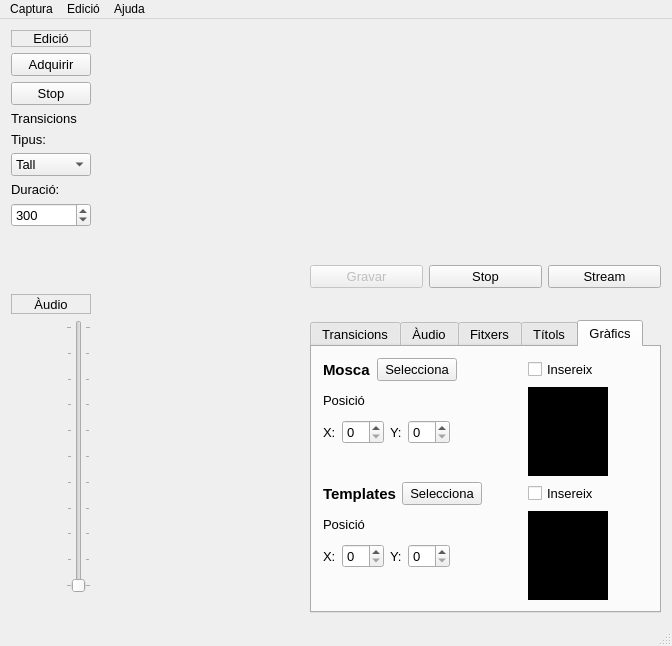
This is mainwindow.ui in acamara/videoview as Qt 5 draws it before an edit. The edited form follows.
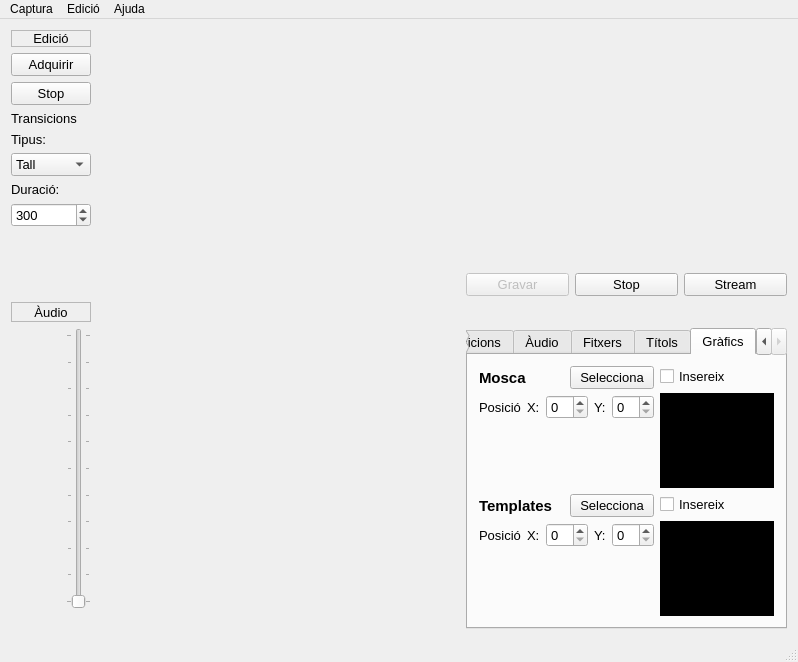
This is the edited form. The open tabs and pages were chosen to show the change. Icons and pictures are not drawn. Custom widgets are drawn as their Qt base class.

Commit message: Fondo negre widgetvideo + tamany tab 'grafics'

What changed in the file:
```diff
--- a/mainwindow.ui
+++ b/mainwindow.ui
@@ -6,8 +6,8 @@
    <rect>
     <x>0</x>
     <y>0</y>
-    <width>672</width>
-    <height>646</height>
+    <width>798</width>
+    <height>662</height>
    </rect>
   </property>
   <property name="windowTitle">
@@ -24,8 +24,8 @@
    <property name="styleSheet">
     <string notr="true"/>
    </property>
-   <layout class="QGridLayout" name="gridLayout_2">
-    <item row="1" column="0">
+   <layout class="QVBoxLayout" name="verticalLayout">
+    <item>
      <layout class="QGridLayout" name="gridLayout">
       <item row="1" column="0">
        <widget class="QLabel" name="label_edicio">
@@ -275,7 +275,7 @@
          </widget>
         </item>
         <item row="0" column="0">
-         <widget class="QVUMeter" name="qvumeter">
+         <widget class="QVUMeter" name="qvumeter" native="true">
           <property name="maximumSize">
            <size>
             <width>50</width>
@@ -288,7 +288,7 @@
           <property name="whatsThis">
            <string>VU Meter</string>
           </property>
-          <property name="maxValue">
+          <property name="maxValue" stdset="0">
            <double>1.000000000000000</double>
           </property>
          </widget>
@@ -370,13 +370,19 @@
         <property name="enabled">
          <bool>true</bool>
         </property>
+        <property name="sizePolicy">
+         <sizepolicy hsizetype="Preferred" vsizetype="Preferred">
+          <horstretch>0</horstretch>
+          <verstretch>0</verstretch>
+         </sizepolicy>
+        </property>
         <property name="font">
          <font>
           <pointsize>10</pointsize>
          </font>
         </property>
         <property name="currentIndex">
-         <number>2</number>
+         <number>4</number>
         </property>
         <widget class="QWidget" name="tab_transicions">
          <attribute name="title">
@@ -546,12 +552,26 @@
          </layout>
         </widget>
         <widget class="QWidget" name="tab_grafics">
+         <property name="sizePolicy">
+          <sizepolicy hsizetype="Maximum" vsizetype="Preferred">
+           <horstretch>0</horstretch>
+           <verstretch>0</verstretch>
+          </sizepolicy>
+         </property>
          <attribute name="title">
           <string>Gràfics</string>
          </attribute>
-         <layout class="QGridLayout" name="gridLayout_6">
-          <item row="2" column="0">
+         <layout class="QGridLayout" name="gridLayout_2">
+          <item row="0" column="0">
+           <layout class="QVBoxLayout" name="mosca">
+            <property name="sizeConstraint">
+             <enum>QLayout::SetFixedSize</enum>
+            </property>
+            <item>
            <layout class="QHBoxLayout" name="horizontalLayout_5">
+              <property name="sizeConstraint">
+               <enum>QLayout::SetFixedSize</enum>
+              </property>
             <item>
              <widget class="QLabel" name="label">
               <property name="font">
@@ -573,119 +593,17 @@
               </property>
              </widget>
             </item>
-            <item>
-             <spacer name="horizontalSpacer_7">
-              <property name="orientation">
-               <enum>Qt::Horizontal</enum>
-              </property>
-              <property name="sizeHint" stdset="0">
-               <size>
-                <width>40</width>
-                <height>20</height>
-               </size>
-              </property>
-             </spacer>
-            </item>
-           </layout>
-          </item>
-          <item row="2" column="4">
-           <widget class="QCheckBox" name="checkBox_insereixlogo">
-            <property name="text">
-             <string>Insereix</string>
-            </property>
-           </widget>
-          </item>
-          <item row="4" column="4" rowspan="3">
-           <widget class="QLabel" name="moscalabel">
-            <property name="minimumSize">
-             <size>
-              <width>80</width>
-              <height>60</height>
-             </size>
-            </property>
-            <property name="styleSheet">
-             <string notr="true">background-color: rgb(0, 0, 0);</string>
-            </property>
-            <property name="text">
-             <string/>
-            </property>
-           </widget>
-          </item>
-          <item row="8" column="0">
-           <layout class="QHBoxLayout" name="horizontalLayout_8">
-            <item>
-             <widget class="QLabel" name="label_2">
-              <property name="font">
-               <font>
-                <pointsize>11</pointsize>
-                <weight>75</weight>
-                <bold>true</bold>
-               </font>
-              </property>
-              <property name="text">
-               <string>Templates</string>
-              </property>
-             </widget>
-            </item>
-            <item>
-             <widget class="QPushButton" name="templatesButton">
-              <property name="text">
-               <string>Selecciona</string>
-              </property>
-             </widget>
-            </item>
-            <item>
-             <spacer name="horizontalSpacer_8">
-              <property name="orientation">
-               <enum>Qt::Horizontal</enum>
-              </property>
-              <property name="sizeHint" stdset="0">
-               <size>
-                <width>40</width>
-                <height>20</height>
-               </size>
-              </property>
-             </spacer>
-            </item>
-           </layout>
-          </item>
-          <item row="8" column="4">
-           <widget class="QCheckBox" name="checkBox_2">
-            <property name="text">
-             <string>Insereix</string>
-            </property>
-           </widget>
-          </item>
-          <item row="9" column="4" rowspan="3">
-           <widget class="QLabel" name="templatelabel">
-            <property name="minimumSize">
-             <size>
-              <width>80</width>
-              <height>60</height>
-             </size>
-            </property>
-            <property name="styleSheet">
-             <string notr="true">background-color: rgb(0, 0, 0);</string>
-            </property>
-            <property name="text">
-             <string/>
-            </property>
-           </widget>
-          </item>
-          <item row="4" column="0" rowspan="2">
-           <layout class="QVBoxLayout" name="verticalLayout">
-            <property name="sizeConstraint">
-             <enum>QLayout::SetFixedSize</enum>
-            </property>
-            <item>
-             <widget class="QLabel" name="label_3">
-              <property name="text">
-               <string>Posició</string>
-              </property>
-             </widget>
+             </layout>
             </item>
             <item>
              <layout class="QHBoxLayout" name="horizontalLayout_3">
+              <item>
+               <widget class="QLabel" name="label_3">
+                <property name="text">
+                 <string>Posició</string>
+                </property>
+               </widget>
+              </item>
               <item>
                <widget class="QLabel" name="label_5">
                 <property name="text">
@@ -720,37 +638,98 @@
                 </property>
                </widget>
               </item>
+             </layout>
+            </item>
               <item>
-               <spacer name="horizontalSpacer_9">
+             <spacer name="verticalSpacer_3">
                 <property name="orientation">
-                 <enum>Qt::Horizontal</enum>
+               <enum>Qt::Vertical</enum>
                 </property>
                 <property name="sizeHint" stdset="0">
                  <size>
-                  <width>40</width>
-                  <height>20</height>
+                <width>20</width>
+                <height>40</height>
                  </size>
                 </property>
                </spacer>
               </item>
              </layout>
             </item>
+          <item row="1" column="1">
+           <layout class="QVBoxLayout" name="templates_preview">
+            <property name="sizeConstraint">
+             <enum>QLayout::SetFixedSize</enum>
+            </property>
+            <item>
+             <widget class="QCheckBox" name="checkBox_2">
+              <property name="text">
+               <string>Insereix</string>
+              </property>
+             </widget>
+            </item>
+            <item>
+             <widget class="QLabel" name="templatelabel">
+              <property name="minimumSize">
+               <size>
+                <width>80</width>
+                <height>60</height>
+               </size>
+              </property>
+              <property name="styleSheet">
+               <string notr="true">background-color: rgb(0, 0, 0);</string>
+              </property>
+              <property name="text">
+               <string/>
+              </property>
+             </widget>
+            </item>
            </layout>
           </item>
-          <item row="9" column="0" rowspan="2">
-           <layout class="QVBoxLayout" name="verticalLayout_2">
+          <item row="1" column="0">
+           <layout class="QVBoxLayout" name="templates">
             <property name="sizeConstraint">
              <enum>QLayout::SetFixedSize</enum>
             </property>
+            <property name="leftMargin">
+             <number>0</number>
+            </property>
             <item>
-             <widget class="QLabel" name="label_4">
+             <layout class="QHBoxLayout" name="horizontalLayout_8">
+              <property name="sizeConstraint">
+               <enum>QLayout::SetFixedSize</enum>
+              </property>
+              <item>
+               <widget class="QLabel" name="label_2">
+                <property name="font">
+                 <font>
+                  <pointsize>11</pointsize>
+                  <weight>75</weight>
+                  <bold>true</bold>
+                 </font>
+                </property>
               <property name="text">
-               <string>Posició</string>
-              </property>
-             </widget>
+                 <string>Templates</string>
+                </property>
+               </widget>
+              </item>
+              <item>
+               <widget class="QPushButton" name="templatesButton">
+                <property name="text">
+                 <string>Selecciona</string>
+                </property>
+               </widget>
+              </item>
+             </layout>
             </item>
             <item>
              <layout class="QHBoxLayout" name="horizontalLayout_6">
+              <item>
+               <widget class="QLabel" name="label_4">
+                <property name="text">
+                 <string>Posició</string>
+                </property>
+               </widget>
+              </item>
               <item>
                <widget class="QLabel" name="label_7">
                 <property name="text">
@@ -785,35 +764,52 @@
                 </property>
                </widget>
               </item>
+             </layout>
+            </item>
               <item>
-               <spacer name="horizontalSpacer_10">
+             <spacer name="verticalSpacer_4">
                 <property name="orientation">
-                 <enum>Qt::Horizontal</enum>
+               <enum>Qt::Vertical</enum>
                 </property>
                 <property name="sizeHint" stdset="0">
                  <size>
-                  <width>40</width>
-                  <height>20</height>
+                <width>20</width>
+                <height>40</height>
                  </size>
                 </property>
                </spacer>
               </item>
              </layout>
             </item>
-           </layout>
-          </item>
-          <item row="2" column="5">
-           <spacer name="horizontalSpacer_6">
-            <property name="orientation">
-             <enum>Qt::Horizontal</enum>
+          <item row="0" column="1">
+           <layout class="QVBoxLayout" name="mosca_preview">
+            <property name="margin">
+             <number>0</number>
             </property>
-            <property name="sizeHint" stdset="0">
+            <item>
+             <widget class="QCheckBox" name="checkBox_insereixlogo">
+              <property name="text">
+               <string>Insereix</string>
+              </property>
+             </widget>
+            </item>
+            <item>
+             <widget class="QLabel" name="moscalabel">
+              <property name="minimumSize">
              <size>
-              <width>40</width>
-              <height>20</height>
-             </size>
-            </property>
-           </spacer>
+                <width>80</width>
+                <height>60</height>
+               </size>
+              </property>
+              <property name="styleSheet">
+               <string notr="true">background-color: rgb(0, 0, 0);</string>
+              </property>
+              <property name="text">
+               <string/>
+              </property>
+             </widget>
+            </item>
+           </layout>
           </item>
          </layout>
         </widget>
@@ -828,8 +824,8 @@
     <rect>
      <x>0</x>
      <y>0</y>
-     <width>672</width>
-     <height>25</height>
+     <width>798</width>
+     <height>27</height>
     </rect>
    </property>
    <widget class="QMenu" name="menuCaptura">
```
Lines whose indentation alone changed are shown as unchanged. The commit also changes 2 other files.
